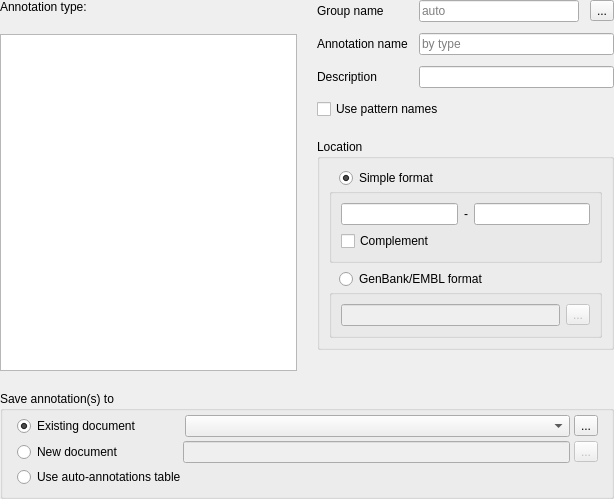
Old version of the form src/corelibs/U2Gui/src/util/CreateAnnotationFullWidget.ui in the repository telomerticcontrol/ugene.
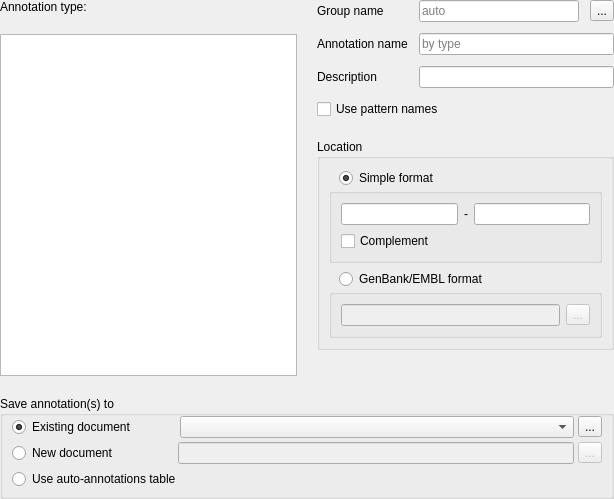
New version of the form. Icons and pictures are not drawn.

Commit message: UGENE-6340 Save annotation(s) to group appearance in the Create Annotation dialog

Diff of the .ui file:
```diff
--- a/src/corelibs/U2Gui/src/util/CreateAnnotationFullWidget.ui
+++ b/src/corelibs/U2Gui/src/util/CreateAnnotationFullWidget.ui
@@ -357,51 +357,13 @@
      </property>
      <layout class="QVBoxLayout" name="verticalLayout_6">
       <property name="spacing">
-       <number>0</number>
-      </property>
-      <property name="leftMargin">
-       <number>5</number>
-      </property>
-      <property name="topMargin">
-       <number>0</number>
-      </property>
-      <property name="rightMargin">
        <number>4</number>
       </property>
-      <property name="bottomMargin">
-       <number>9</number>
-      </property>
-      <item>
-       <widget class="QWidget" name="saveAnnotationsInnerWidget" native="true">
-        <property name="sizePolicy">
-         <sizepolicy hsizetype="Preferred" vsizetype="Preferred">
-          <horstretch>0</horstretch>
-          <verstretch>0</verstretch>
-         </sizepolicy>
-        </property>
-        <property name="toolTip">
-         <string>Choose a file to store the annotations</string>
-        </property>
-        <layout class="QHBoxLayout" name="saveAnnotationsLayout">
-         <property name="leftMargin">
-          <number>9</number>
-         </property>
          <property name="topMargin">
-          <number>4</number>
-         </property>
-         <property name="bottomMargin">
           <number>0</number>
          </property>
-         <item>
-          <layout class="QVBoxLayout" name="verticalLayout_7">
-           <property name="spacing">
-            <number>4</number>
-           </property>
-           <property name="leftMargin">
-            <number>0</number>
-           </property>
-           <property name="topMargin">
-            <number>0</number>
+      <property name="bottomMargin">
+       <number>6</number>
            </property>
            <item>
             <layout class="QHBoxLayout" name="horizontalLayout_4">
@@ -502,22 +464,28 @@
             </layout>
            </item>
            <item>
-            <layout class="QHBoxLayout" name="horizontalLayout_7">
-             <item>
               <widget class="QRadioButton" name="rbUseAutoTable">
+        <property name="enabled">
+         <bool>true</bool>
+        </property>
+        <property name="sizePolicy">
+         <sizepolicy hsizetype="Minimum" vsizetype="Preferred">
+          <horstretch>0</horstretch>
+          <verstretch>0</verstretch>
+         </sizepolicy>
+        </property>
+        <property name="minimumSize">
+         <size>
+          <width>0</width>
+          <height>22</height>
+         </size>
+        </property>
                <property name="text">
                 <string>Use auto-annotations table</string>
                </property>
               </widget>
              </item>
             </layout>
-           </item>
-          </layout>
-         </item>
-        </layout>
-       </widget>
-      </item>
-     </layout>
     </widget>
    </item>
   </layout>
```
Left out of the diff: 71 changed lines with no effect on the pictures. Lines whose indentation alone changed are shown as unchanged. The commit also changes 1 other file.
